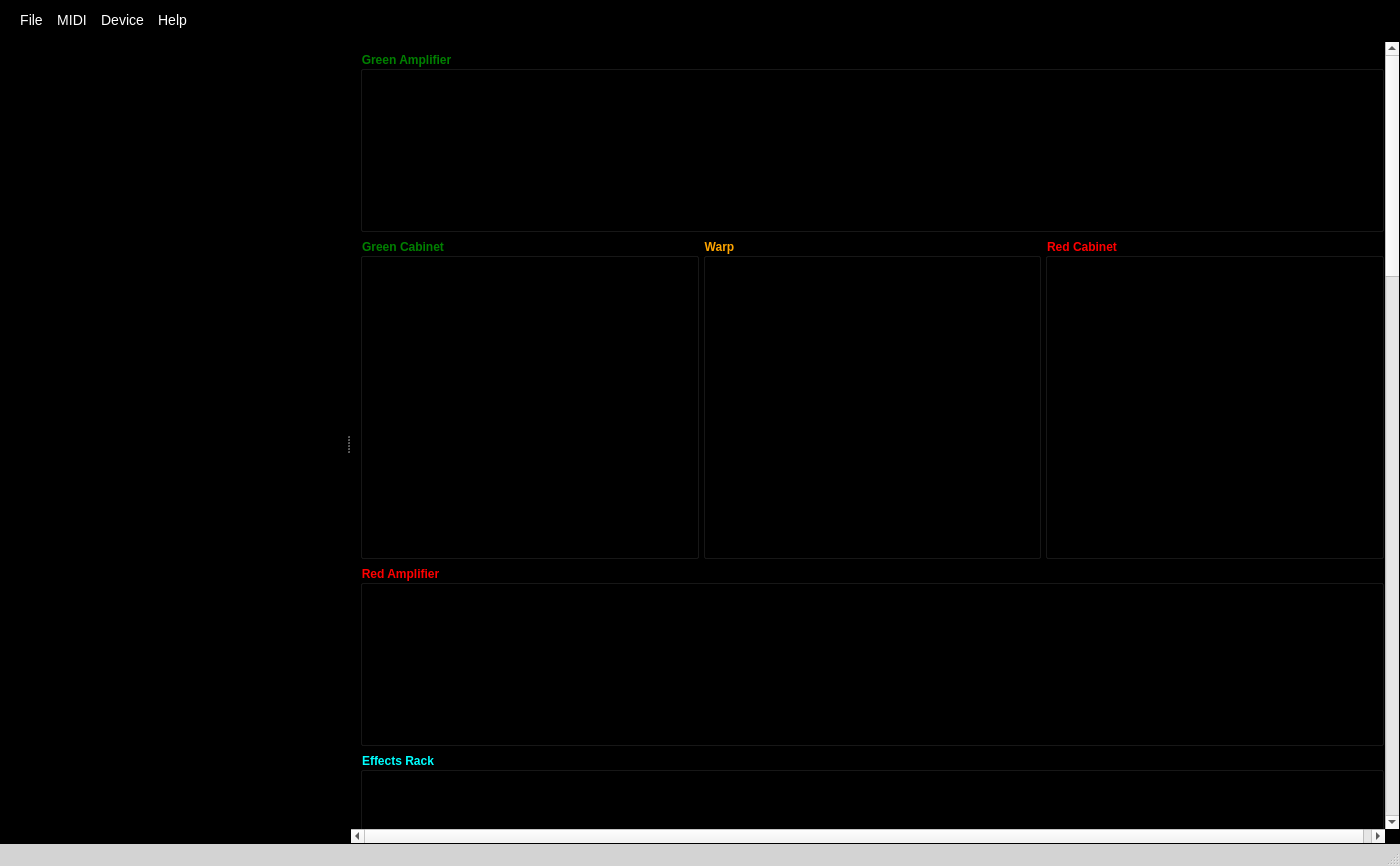
This is src/ui/mainwindow.ui in gary-1959/GNXEdit as Qt 5 draws it before an edit. The edited form follows.
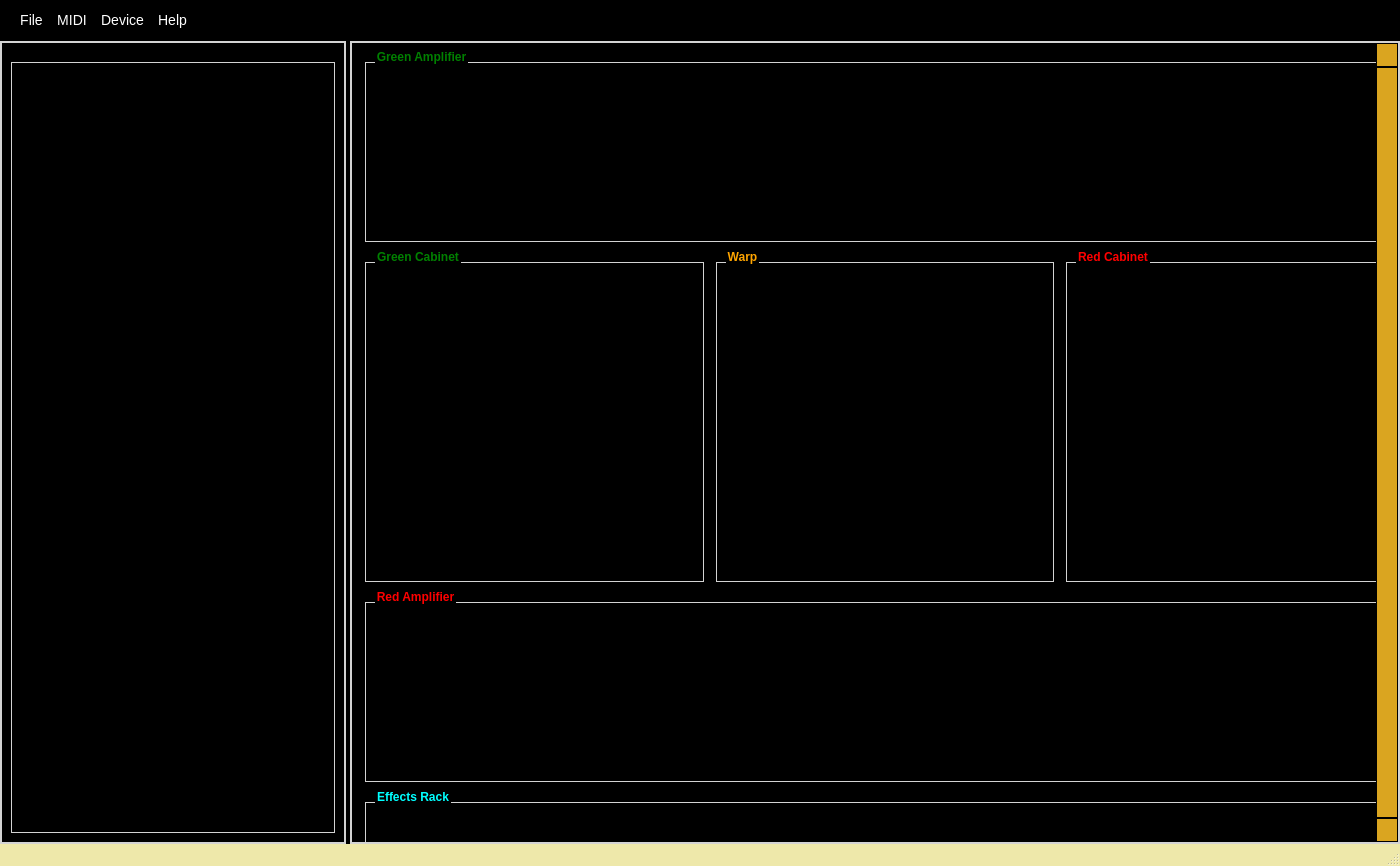
This is the edited form. Icons and pictures are not drawn. Custom widgets are drawn as their Qt base class.

```diff
--- a/src/ui/mainwindow.ui
+++ b/src/ui/mainwindow.ui
@@ -20,12 +20,23 @@
    <string>GNX Edit MIDI Device Controller</string>
   </property>
   <property name="styleSheet">
-   <string notr="true">QMainWindow#MainWindow, QSplitter, QWidget#scrollPaneLeft, QWidget#scrollPaneRight,  QScrollArea, QTreeView {
+   <string notr="true">
+QMainWindow#MainWindow, QSplitter, QWidget#scrollPaneLeft, QWidget#scrollPaneRight,  QScrollArea, QTreeView {
    font-family: 'Arial';
    font-size: 12px; 
    color: white; 
 	background-color: black;
 }
+QGroupBox {
+   border: 1px solid lightgray;
+   margin: 10px 4px 4px 4px;
+   padding: 10px;
+}
+
+QGroupBox::title {
+    left: 10px;
+    top: -12px;
+}
 
 QGroupBox#groupBoxAmpRed, 
 QGroupBox#groupBoxCabRed {
@@ -135,32 +146,36 @@
 }
  
 QLabel[cssClass='blue'] {
-   padding: -1px, 0, 0, 0; 
+   padding: 0, 0, 0, 0; 
    margin: 0; 
    color: lightblue;
-   font-size: 12px;
+   font-size: 14px;
+   font-family: 'Arial Narrow'
 }
 QLabel[cssClass='orange'] {
-   padding: -1px, 0, 0, 0; 
+   padding: 0, 0, 0, 0; 
    margin: 0; 
    color: khaki;
-   font-size: 12px;
+   font-size: 14px;
+   font-family: 'Arial Narrow'
 }
 QLabel[cssClass='green'] {
-   padding: -1px, 0, 0, 0; 
+   padding: 0, 0, 0, 0; 
    margin: 0; 
    color: white;
-   font-size: 12px;
+   font-size: 14px;
+   font-family: 'Arial Narrow'
 }
 QLabel[cssClass='red'] {
-   padding: -1px, 0, 0, 0; 
+   padding: 0, 0, 0, 0; 
    margin: 0; 
    color: lightpink;
-   font-size: 12px;
+   font-size: 14px;
+   font-family: 'Arial Narrow'
 }
 QStatusBar {
 	padding: 8px, 0;
-	background-color: lightgray;
+	background-color: palegoldenrod;
 	color: black;
 }
 
@@ -170,8 +185,9 @@
 
 QTreeView {
    font-size: 14px;
-   margin: 0px;
+   margin: 10px 0 0 0;
    padding: 10px 0 10px 0;
+   border: 1px solid lightgray;
 }
 
 QTreeView::item:selected {
@@ -207,8 +223,56 @@
         image: url('./src/ui/tree/branch-open.png');
 }
 
+QSplitter::handle {
+    background: black;
+}
 
+QScrollArea {
+   border: 2px solid lightgray;
+}
 
+QScrollBar {
+     border: 1px solid black;
+     background: goldenrod;
+     width: 22px;
+     margin: 24px 0 24px 0;
+}
+QScrollBar::handle {
+     background: none;
+     min-height: 20px;
+}
+QScrollBar::add-line {
+     border: 1px solid black;
+     background: goldenrod;
+     height: 22px;
+     subcontrol-position: bottom;
+     subcontrol-origin: margin;
+}
+QScrollBar::sub-line {
+     border: 1px solid black;
+     background: goldenrod;
+     height: 22px;
+     subcontrol-position: top;
+     subcontrol-origin: margin;
+}
+QScrollBar::left-arrow, QScrollBar::right-arrow,
+QScrollBar::up-arrow, QScrollBar::down-arrow {
+     border: none;
+     width: 18px;
+     height: 18px;
+ }
+QScrollBar::up-arrow {
+   image: url('./src/ui/scroller/up.png');
+}
+QScrollBar::down-arrow {
+   image: url('./src/ui/scroller/down.png');
+}
+QScrollBar::left-arrow {
+   image: url('./src/ui/scroller/left.png');
+}
+QScrollBar::right-arrow {
+   image: url('./src/ui/scroller/right.png');
+}
 
 </string>
   </property>
@@ -294,8 +358,8 @@
          <rect>
           <x>0</x>
           <y>0</y>
-          <width>343</width>
-          <height>798</height>
+          <width>341</width>
+          <height>796</height>
          </rect>
         </property>
         <property name="sizePolicy">
@@ -348,8 +412,8 @@
          <rect>
           <x>0</x>
           <y>0</y>
-          <width>1038</width>
-          <height>2710</height>
+          <width>1066</width>
+          <height>2766</height>
          </rect>
         </property>
         <property name="sizePolicy">
```
Left out of the diff: 3 changed lines with no effect on the pictures.
